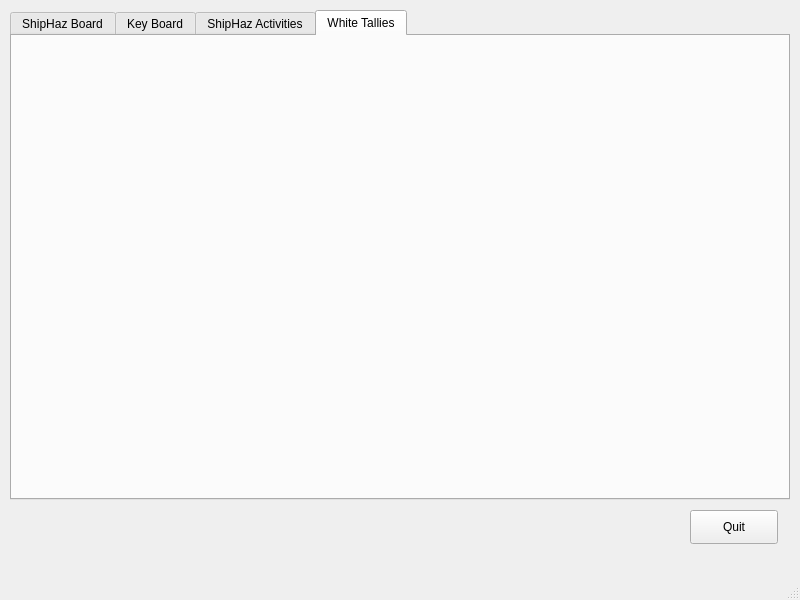
Wod1n/eShipHaz, file mainWindow.ui: the form before one commit.
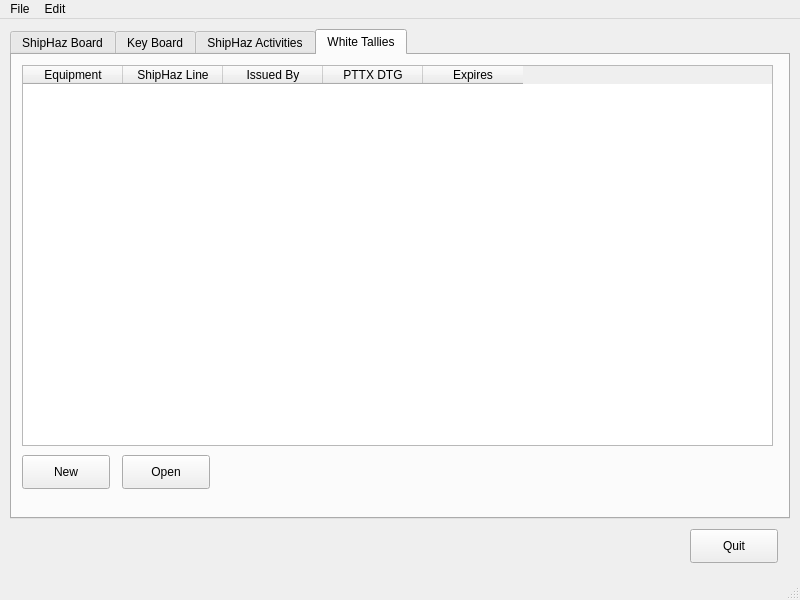
The form after the commit. The open tabs and pages were chosen to show the change.

```diff
--- a/mainWindow.ui
+++ b/mainWindow.ui
@@ -169,6 +169,67 @@
      <attribute name="title">
       <string>White Tallies</string>
      </attribute>
+     <widget class="QPushButton" name="newButton">
+      <property name="geometry">
+       <rect>
+        <x>10</x>
+        <y>400</y>
+        <width>88</width>
+        <height>34</height>
+       </rect>
+      </property>
+      <property name="text">
+       <string>New</string>
+      </property>
+     </widget>
+     <widget class="QPushButton" name="openButton">
+      <property name="geometry">
+       <rect>
+        <x>110</x>
+        <y>400</y>
+        <width>88</width>
+        <height>34</height>
+       </rect>
+      </property>
+      <property name="text">
+       <string>Open</string>
+      </property>
+     </widget>
+     <widget class="QTableWidget" name="tableWidget">
+      <property name="geometry">
+       <rect>
+        <x>10</x>
+        <y>10</y>
+        <width>751</width>
+        <height>381</height>
+       </rect>
+      </property>
+      <column>
+       <property name="text">
+        <string>Equipment</string>
+       </property>
+      </column>
+      <column>
+       <property name="text">
+        <string>ShipHaz Line</string>
+       </property>
+      </column>
+      <column>
+       <property name="text">
+        <string>Issued By</string>
+       </property>
+      </column>
+      <column>
+       <property name="text">
+        <string>PTTX DTG</string>
+       </property>
+      </column>
+      <column>
+       <property name="text">
+        <string>Expires</string>
+       </property>
+      </column>
+     </widget>
     </widget>
    </widget>
   </widget>
@@ -181,6 +242,19 @@
      <height>27</height>
     </rect>
    </property>
+   <widget class="QMenu" name="menuFile">
+    <property name="title">
+     <string>File</string>
+    </property>
+    <addaction name="actionChangeUser"/>
+   </widget>
+   <widget class="QMenu" name="menuEdit">
+    <property name="title">
+     <string>Edit</string>
+    </property>
+   </widget>
+   <addaction name="menuFile"/>
+   <addaction name="menuEdit"/>
   </widget>
   <widget class="QStatusBar" name="statusbar"/>
  </widget>
```
Left out of the diff: 67 changed lines with no effect on the pictures.
